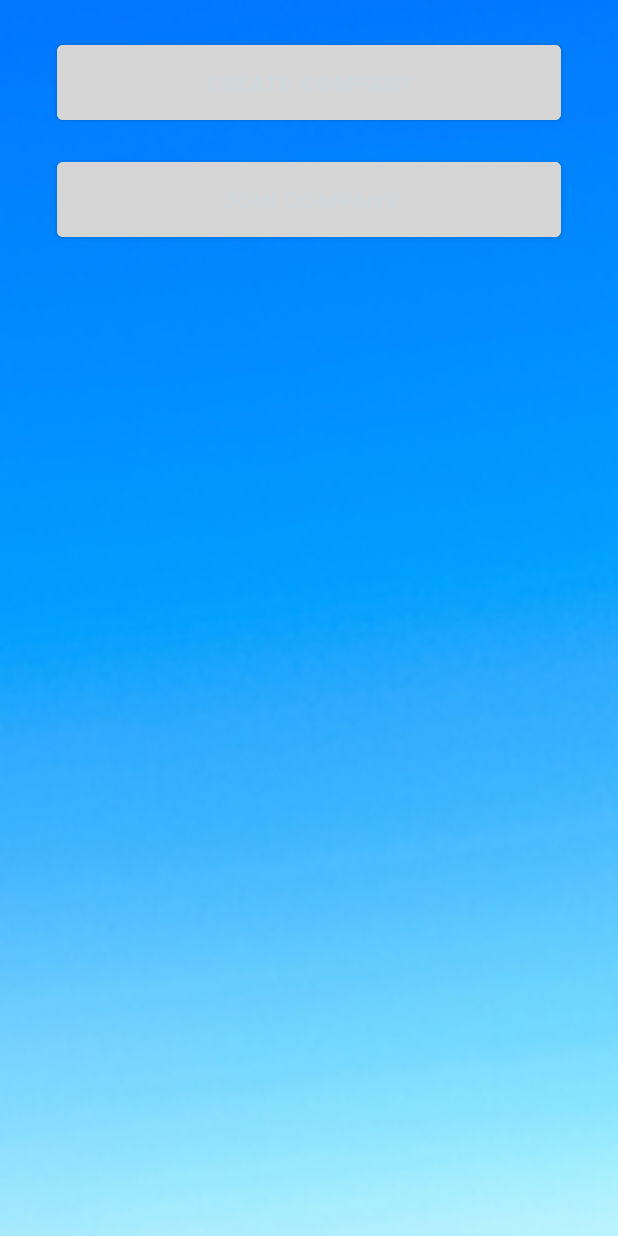
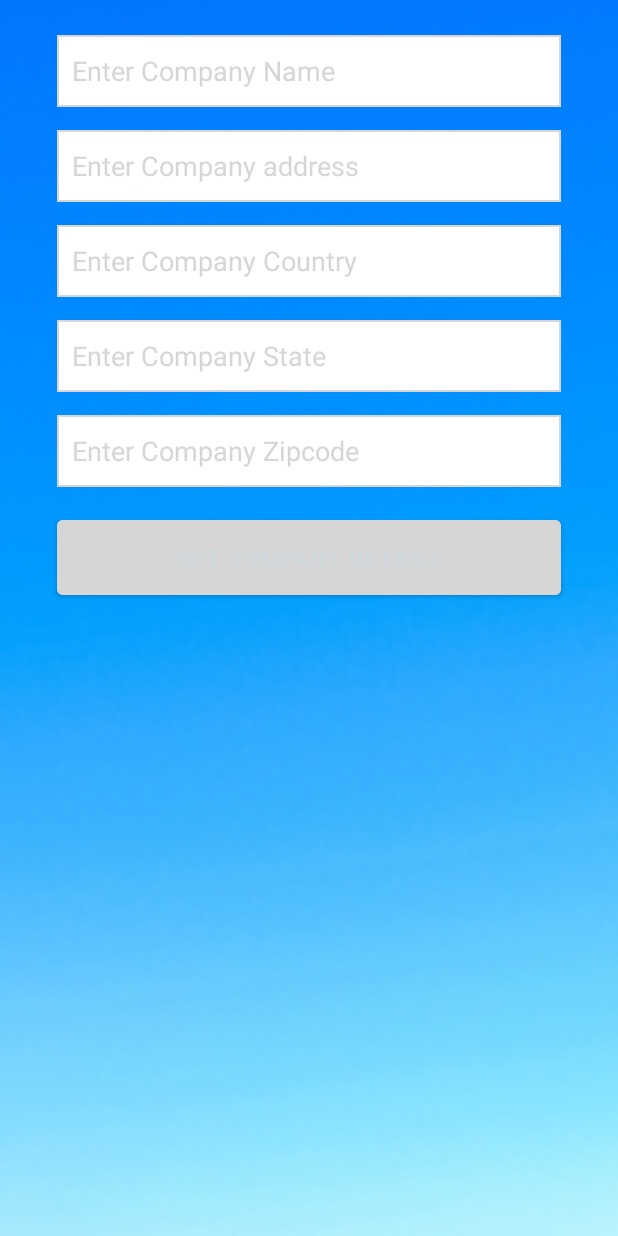
Before and after one commit to EstradaC01/InventoryManagementSystem, an Android app: the layout activity_company_setup.xml on its own in the app's theme, with its tools: preview values and no code run, on a phone screen of 412 x 824 dp. Run offline under Robolectric (Android 15) with nearby library versions, the phone set to English and light mode, and no system bars; Roboto replaces fonts that are not available here.

Commit message:
FEATURE-SETUP-COMPANY: Implemented the ability to write company details to firebase.

```diff
--- a/app/src/main/res/layout/activity_company_setup.xml
+++ b/app/src/main/res/layout/activity_company_setup.xml
@@ -1,39 +1,103 @@
 <?xml version="1.0" encoding="utf-8"?>
-<androidx.constraintlayout.widget.ConstraintLayout xmlns:android="http://schemas.android.com/apk/res/android"
+<LinearLayout xmlns:android="http://schemas.android.com/apk/res/android"
     xmlns:app="http://schemas.android.com/apk/res-auto"
     xmlns:tools="http://schemas.android.com/tools"
     android:layout_width="match_parent"
     android:layout_height="match_parent"
     android:background="@drawable/blue_android_background"
+    android:orientation="vertical"
     android:padding="8dp"
     tools:context=".CompanySetup">
 
+    <EditText
+        android:id="@+id/idEdtCompanyName"
+        android:layout_width="match_parent"
+        android:layout_height="wrap_content"
+        android:layout_marginStart="30dp"
+        android:layout_marginTop="15dp"
+        android:layout_marginEnd="30dp"
+        android:background="@drawable/edit_text_border_2"
+        android:hint="Enter Company Name"
+        android:importantForAutofill="no"
+        android:inputType="text"
+        android:minHeight="48dp"
+        android:padding="10dp"
+        android:textColor="@color/colorPrimary"
+        android:textColorHint="@color/colorPrimary" />
+
+    <EditText
+    android:id="@+id/idEdtCompanyAddress"
+    android:layout_width="match_parent"
+    android:layout_height="wrap_content"
+    android:layout_marginStart="30dp"
+    android:layout_marginTop="15dp"
+    android:layout_marginEnd="30dp"
+    android:background="@drawable/edit_text_border_2"
+    android:hint="Enter Company address"
+    android:importantForAutofill="no"
+    android:inputType="textPostalAddress"
+    android:minHeight="48dp"
+    android:padding="10dp"
+    android:textColor="@color/colorPrimary"
+    android:textColorHint="@color/colorPrimary" />
+
+    <EditText
+        android:id="@+id/idEdtCompanyCountry"
+        android:layout_width="match_parent"
+        android:layout_height="wrap_content"
+        android:layout_marginStart="30dp"
+        android:layout_marginTop="15dp"
+        android:layout_marginEnd="30dp"
+        android:background="@drawable/edit_text_border_2"
+        android:hint="Enter Company Country"
+        android:importantForAutofill="no"
+        android:inputType="text"
+        android:minHeight="48dp"
+        android:padding="10dp"
+        android:textColor="@color/colorPrimary"
+        android:textColorHint="@color/colorPrimary" />
+
+    <EditText
+        android:id="@+id/idEdtCompanyState"
+        android:layout_width="match_parent"
+        android:layout_height="wrap_content"
+        android:layout_marginStart="30dp"
+        android:layout_marginTop="15dp"
+        android:layout_marginEnd="30dp"
+        android:background="@drawable/edit_text_border_2"
+        android:hint="Enter Company State"
+        android:importantForAutofill="no"
+        android:inputType="text"
+        android:minHeight="48dp"
+        android:padding="10dp"
+        android:textColor="@color/colorPrimary"
+        android:textColorHint="@color/colorPrimary" />
+
+    <EditText
+        android:id="@+id/idEdtCompanyZipcode"
+        android:layout_width="match_parent"
+        android:layout_height="wrap_content"
+        android:layout_marginStart="30dp"
+        android:layout_marginTop="15dp"
+        android:layout_marginEnd="30dp"
+        android:background="@drawable/edit_text_border_2"
+        android:hint="Enter Company Zipcode"
+        android:importantForAutofill="no"
+        android:inputType="number"
+        android:minHeight="48dp"
+        android:padding="10dp"
+        android:textColor="@color/colorPrimary"
+        android:textColorHint="@color/colorPrimary" />
+
     <Button
-        android:id="@+id/idBtnCreateCompany"
+        android:id="@+id/idBtnSetCompanyDetails"
         android:layout_width="match_parent"
         android:layout_height="wrap_content"
         android:layout_marginStart="30dp"
         android:layout_marginTop="16dp"
         android:layout_marginEnd="30dp"
-        android:text="@string/create_company"
         android:backgroundTint="@color/colorPrimary"
-        android:textColor="#CFD8DC"
         android:padding="15dp"
-        app:layout_constraintEnd_toEndOf="parent"
-        app:layout_constraintStart_toStartOf="parent"
-        app:layout_constraintTop_toTopOf="parent" />
-    <Button
-        android:id="@+id/idBtnJoinCompany"
-        android:layout_width="match_parent"
-        android:layout_height="wrap_content"
-        android:layout_marginStart="30dp"
-        android:layout_marginTop="16dp"
-        android:layout_marginEnd="30dp"
-        android:text="@string/join_company"
-        android:padding="15dp"
-        android:backgroundTint="@color/colorPrimary"
-        android:textColor="#CFD8DC"
-        app:layout_constraintEnd_toEndOf="parent"
-        app:layout_constraintStart_toStartOf="parent"
-        app:layout_constraintTop_toBottomOf="@+id/idBtnCreateCompany" />
-</androidx.constraintlayout.widget.ConstraintLayout>
+        android:text="Set Company Details"
+        android:textColor="#CFD8DC" />
+</LinearLayout>
```
Also changed, not shown: app/src/main/AndroidManifest.xml (+15 -0 lines), app/src/main/java/com/example/inventorymanagementsystem/Company.java (+42 -2 lines), app/src/main/java/com/example/inventorymanagementsystem/CompanySetup.java (+71 -0 lines), app/src/main/java/com/example/inventorymanagementsystem/MainActivity.java (+36 -15 lines), app/src/main/java/com/example/inventorymanagementsystem/ViewCompanyDetails.java (added, +14 -0 lines), app/src/main/res/layout/activity_view_company_details.xml (added, +9 -0 lines).
